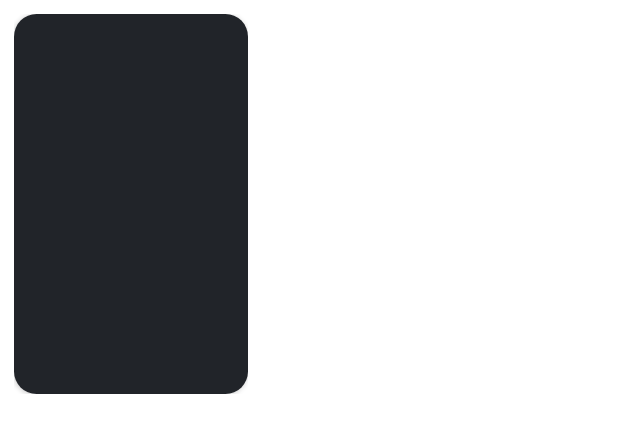
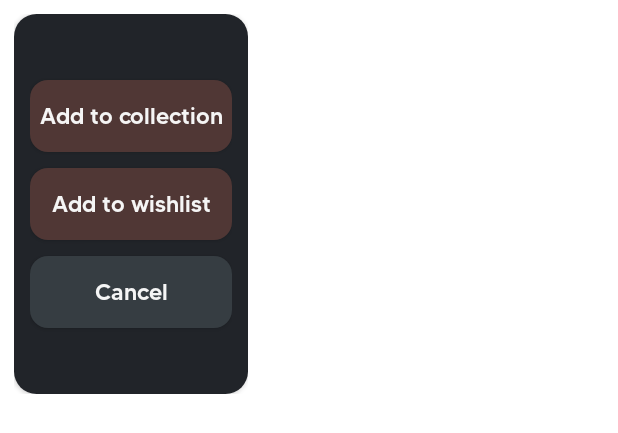
Before and after one commit to kubixDev/Kollect, an Android app: the layout photocard_item.xml on its own in the app's theme, with its tools: preview values and no code run, on a phone screen of 412 x 824 dp. Shown: the top 433 px of the screen. Run offline under Robolectric (Android 15) with nearby library versions, the phone set to English and light mode, and no system bars.

Commit message:
added long-press photocard menu and updated layouts

```diff
--- a/app/src/main/res/layout/photocard_item.xml
+++ b/app/src/main/res/layout/photocard_item.xml
@@ -18,6 +18,61 @@
             android:scaleType="centerCrop">
         </ImageView>
 
+        <LinearLayout
+            android:id="@+id/addPhotocardLayout"
+            android:layout_width="match_parent"
+            android:layout_height="match_parent"
+            android:orientation="vertical"
+            android:layout_marginTop="@dimen/_20sdp"
+            android:layout_marginBottom="@dimen/_20sdp"
+            android:layout_marginStart="@dimen/_8sdp"
+            android:layout_marginEnd="@dimen/_8sdp"
+            android:gravity="center">
+
+            <androidx.appcompat.widget.AppCompatButton
+                android:id="@+id/addToCollectionButton"
+                android:layout_width="match_parent"
+                android:layout_height="wrap_content"
+                android:background="@drawable/rounded_background"
+                android:backgroundTint="@color/darkbrown"
+                android:text="Add to collection"
+                android:textColor="@color/whitesmoke"
+                android:fontFamily="@font/tommy_medium"
+                android:textSize="@dimen/_12sdp"
+                style="@style/Widget.AppCompat.Button.Colored"
+                android:textAllCaps="false">
+            </androidx.appcompat.widget.AppCompatButton>
+
+            <androidx.appcompat.widget.AppCompatButton
+                android:id="@+id/addToWishlistButton"
+                android:layout_width="match_parent"
+                android:layout_height="wrap_content"
+                android:layout_marginTop="@dimen/_8sdp"
+                android:background="@drawable/rounded_background"
+                android:backgroundTint="@color/darkbrown"
+                android:text="Add to wishlist"
+                android:textColor="@color/whitesmoke"
+                android:fontFamily="@font/tommy_medium"
+                android:textSize="@dimen/_12sdp"
+                style="@style/Widget.AppCompat.Button.Colored"
+                android:textAllCaps="false">
+            </androidx.appcompat.widget.AppCompatButton>
+
+            <androidx.appcompat.widget.AppCompatButton
+                android:id="@+id/cancelButton"
+                android:layout_width="match_parent"
+                android:layout_height="wrap_content"
+                android:layout_marginTop="@dimen/_8sdp"
+                android:background="@drawable/rounded_background"
+                android:backgroundTint="@color/gray"
+                android:text="Cancel"
+                android:textColor="@color/whitesmoke"
+                android:fontFamily="@font/tommy_medium"
+                android:textSize="@dimen/_12sdp"
+                style="@style/Widget.AppCompat.Button.Colored"
+                android:textAllCaps="false">
+            </androidx.appcompat.widget.AppCompatButton>
+        </LinearLayout>
+
     </androidx.cardview.widget.CardView>
-
 </RelativeLayout>
```
Also changed, not shown: app/src/main/java/com/kubixdev/kollect/adapters/PhotocardAdapter.java (+71 -0 lines), app/src/main/res/layout/activity_edit_profile.xml (+11 -4 lines).
